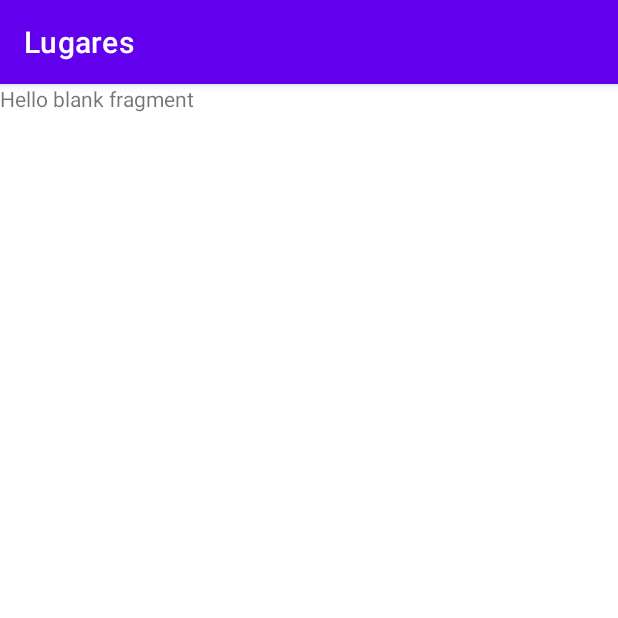
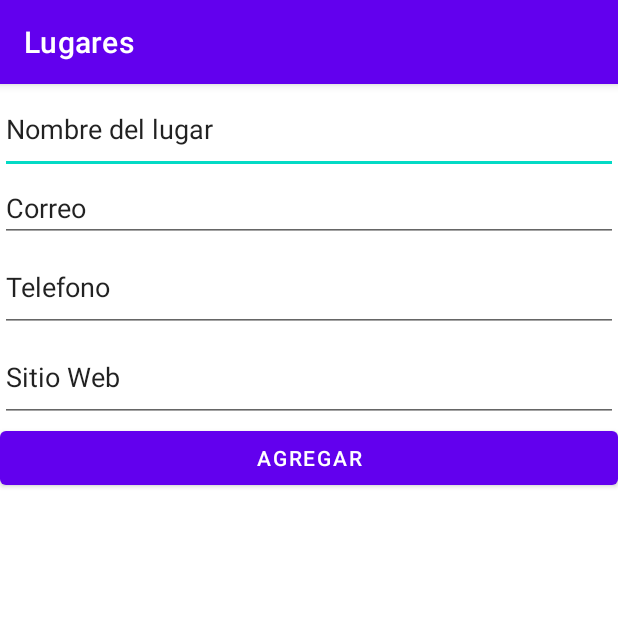
Before and after one commit to jsandicr/Lugares, an Android app: the fragment AddLugarFragment shown on its own in the app's theme, on a phone screen of 412 x 824 dp, the top half of it. Run offline under Robolectric (Android 15) with nearby library versions, the phone set to English and light mode, and no system bars; our stand-ins replace Room's generated code.

```diff
--- a/app/build.gradle
+++ b/app/build.gradle
@@ -3,9 +3,12 @@ plugins {
     id 'org.jetbrains.kotlin.android'
     id 'com.google.gms.google-services'
     id 'kotlin-parcelize'
+    id 'kotlin-android'
+    id 'androidx.navigation.safeargs.kotlin'
 }
 
 apply plugin: 'kotlin-kapt'
+apply plugin: 'androidx.navigation.safeargs.kotlin'
 apply plugin: 'com.google.gms.google-services'
 
 android.buildFeatures.viewBinding true
--- a/app/src/main/java/com/jsandi/lugares/AddLugarFragment.kt
+++ /dev/null
@@ -1,52 +0,0 @@
-package com.jsandi.lugares
-
-import android.os.Bundle
-import androidx.fragment.app.Fragment
-import android.view.LayoutInflater
-import android.view.View
-import android.view.ViewGroup
-
-private const val ARG_PARAM1 = "param1"
-private const val ARG_PARAM2 = "param2"
-
-class AddLugarFragment : Fragment() {
-
-    private var param1: String? = null
-    private var param2: String? = null
-
-    override fun onCreate(savedInstanceState: Bundle?) {
-        super.onCreate(savedInstanceState)
-        arguments?.let {
-            param1 = it.getString(ARG_PARAM1)
-            param2 = it.getString(ARG_PARAM2)
-        }
-    }
-
-    override fun onCreateView(
-        inflater: LayoutInflater, container: ViewGroup?,
-        savedInstanceState: Bundle?
-    ): View? {
-        // Inflate the layout for this fragment
-        return inflater.inflate(R.layout.fragment_add_lugar, container, false)
-    }
-
-    companion object {
-        /**
-         * Use this factory method to create a new instance of
-         * this fragment using the provided parameters.
-         *
-         * @param param1 Parameter 1.
-         * @param param2 Parameter 2.
-         * @return A new instance of fragment AddLugarFragment.
-         */
-        // TODO: Rename and change types and number of parameters
-        @JvmStatic
-        fun newInstance(param1: String, param2: String) =
-            AddLugarFragment().apply {
-                arguments = Bundle().apply {
-                    putString(ARG_PARAM1, param1)
-                    putString(ARG_PARAM2, param2)
-                }
-            }
-    }
-}
--- /dev/null
+++ b/app/src/main/java/com/jsandi/lugares/ui/lugar/AddLugarFragment.kt
@@ -0,0 +1,66 @@
+package com.jsandi.lugares.ui.lugar
+
+import android.os.Bundle
+import androidx.fragment.app.Fragment
+import android.view.LayoutInflater
+import android.view.View
+import android.view.ViewGroup
+import android.widget.Toast
+import androidx.lifecycle.ViewModelProvider
+import androidx.navigation.fragment.findNavController
+import com.jsandi.lugares.R
+import com.jsandi.lugares.databinding.FragmentAddLugarBinding
+import com.jsandi.lugares.model.Lugar
+import com.jsandi.lugares.viewModel.LugarViewModel
+
+private const val ARG_PARAM1 = "param1"
+private const val ARG_PARAM2 = "param2"
+
+class AddLugarFragment : Fragment() {
+
+    private var _binding: FragmentAddLugarBinding? = null
+    private val binding get() = _binding!!
+    private lateinit var lugarViewModel: LugarViewModel
+
+    override fun onCreateView(
+        inflater: LayoutInflater, container: ViewGroup?,
+        savedInstanceState: Bundle?
+    ): View? {
+        lugarViewModel = ViewModelProvider(this)[LugarViewModel::class.java]
+        _binding = FragmentAddLugarBinding.inflate(inflater, container, false)
+        // Inflate the layout for this fragment
+        return binding.root
+    }
+
+    private fun addLugar(){
+        val nombre = binding.etNombre.text.toString()
+        val correo = binding.etCorreo.text.toString()
+        val telefono = binding.etTelefono.text.toString()
+        val web = binding.etWeb.text.toString()
+        if( nombre.isNotEmpty() ){
+            val lugar = Lugar(0,nombre,correo,telefono,web,0.0,0.0,0.0,"","")
+            lugarViewModel.addLugar(lugar)
+            Toast.makeText(requireContext(), "Lugar agregado", Toast.LENGTH_SHORT).show()
+            findNavController().navigate(R.id.action_addLugarFragment_to_nav_lugar)
+        }else{
+            Toast.makeText(requireContext(),"Faltan datos!", Toast.LENGTH_SHORT).show()
+        }
+    }
+
+    override fun onDestroyView(){
+        super.onDestroyView()
+        _binding = null
+    }
+
+    companion object {
+        // TODO: Rename and change types and number of parameters
+        @JvmStatic
+        fun newInstance(param1: String, param2: String) =
+            AddLugarFragment().apply {
+                arguments = Bundle().apply {
+                    putString(ARG_PARAM1, param1)
+                    putString(ARG_PARAM2, param2)
+                }
+            }
+    }
+}
--- a/app/src/main/res/layout/fragment_add_lugar.xml
+++ b/app/src/main/res/layout/fragment_add_lugar.xml
@@ -1,14 +1,46 @@
 <?xml version="1.0" encoding="utf-8"?>
-<FrameLayout xmlns:android="http://schemas.android.com/apk/res/android"
+<LinearLayout xmlns:android="http://schemas.android.com/apk/res/android"
     xmlns:tools="http://schemas.android.com/tools"
     android:layout_width="match_parent"
     android:layout_height="match_parent"
+    android:orientation="vertical"
     tools:context=".AddLugarFragment">
 
-    <!-- TODO: Update blank fragment layout -->
-    <TextView
+    <EditText
+        android:id="@+id/etNombre"
         android:layout_width="match_parent"
-        android:layout_height="match_parent"
-        android:text="@string/hello_blank_fragment" />
+        android:layout_height="60dp"
+        android:ems="10"
+        android:inputType="textPersonName"
+        android:text="@string/msg_nombre" />
 
-</FrameLayout>
+    <EditText
+        android:id="@+id/etCorreo"
+        android:layout_width="match_parent"
+        android:layout_height="wrap_content"
+        android:ems="10"
+        android:inputType="textPersonName"
+        android:text="@string/msg_correo" />
+
+    <EditText
+        android:id="@+id/etTelefono"
+        android:layout_width="match_parent"
+        android:layout_height="60dp"
+        android:ems="10"
+        android:inputType="textPersonName"
+        android:text="@string/msg_telefono" />
+
+    <EditText
+        android:id="@+id/etWeb"
+        android:layout_width="match_parent"
+        android:layout_height="60dp"
+        android:ems="10"
+        android:inputType="textPersonName"
+        android:text="@string/msg_web" />
+
+    <Button
+        android:id="@+id/btAdd"
+        android:layout_width="match_parent"
+        android:layout_height="wrap_content"
+        android:text="@string/bt_addLugar" />
+</LinearLayout>
--- a/app/src/main/res/navigation/mobile_navigation.xml
+++ b/app/src/main/res/navigation/mobile_navigation.xml
@@ -28,7 +28,7 @@
         tools:layout="@layout/fragment_slideshow" />
     <fragment
         android:id="@+id/addLugarFragment"
-        android:name="com.jsandi.lugares.AddLugarFragment"
+        android:name="com.jsandi.lugares.ui.lugar.AddLugarFragment"
         android:label="fragment_add_lugar"
         tools:layout="@layout/fragment_add_lugar" >
         <action
--- a/app/src/main/res/values/strings.xml
+++ b/app/src/main/res/values/strings.xml
@@ -15,4 +15,13 @@
     <string name="menu_slideshow">Slideshow</string>
     <!-- TODO: Remove or change this placeholder text -->
     <string name="hello_blank_fragment">Hello blank fragment</string>
+
+    <string name="msg_nombre">Nombre del lugar</string>
+    <string name="msg_correo">Correo</string>
+    <string name="msg_imagen">Imagen del Lugar</string>
+    <string name="msg_telefono">Telefono</string>
+    <string name="msg_web">Sitio Web</string>
+    <string name="bt_addLugar">Agregar</string>
+    <string name="msg_lugar_added">Lugar Agregado</string>
+    <string name="msg_data">Faltan datos!</string>
 </resources>
```
Also changed, not shown: app/src/main/java/com/jsandi/lugares/adapter/LugarAdapter.kt (added, +40 -0 lines), app/src/main/java/com/jsandi/lugares/ui/lugar/LugarFragment.kt (+19 -2 lines), app/src/main/res/layout/fragment_lugar.xml (+23 -0 lines), app/src/main/res/layout/lugar_fila.xml (added, +67 -0 lines).
